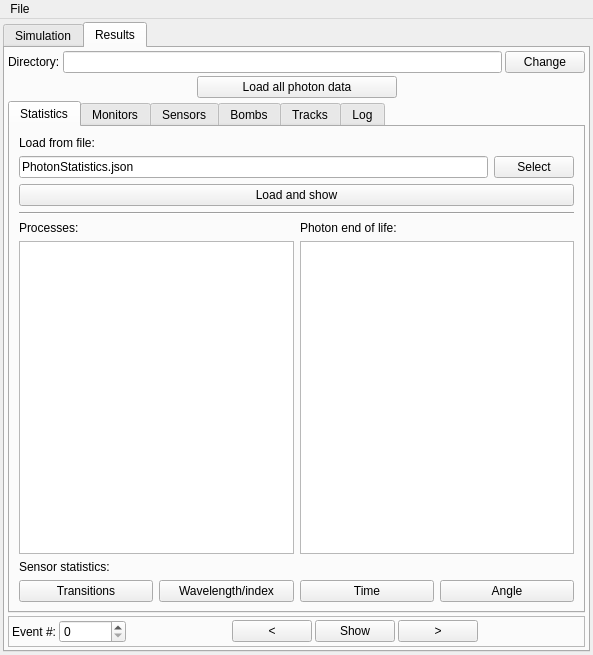
Old version of the form ants3bundle/src/ants3/gui/photsim/aphotsimwin.ui in the repository andrmor/ANTS3bundle.
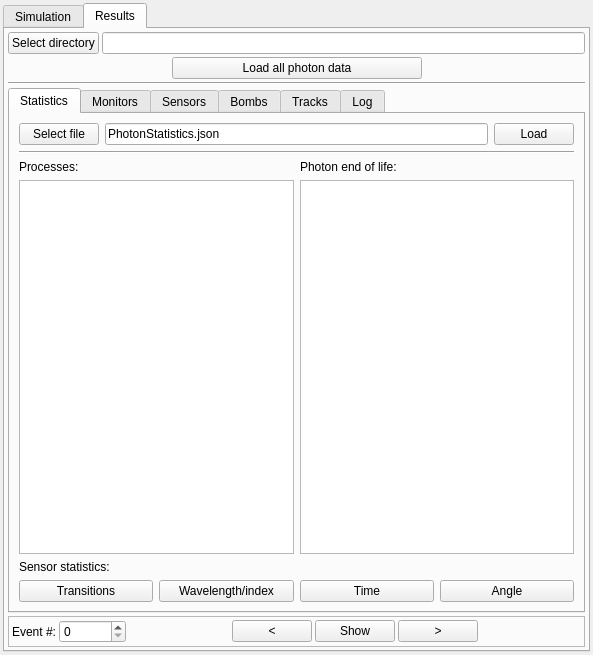
New version of the form. The open tabs and pages were chosen to show the change.

```diff
--- a/ants3bundle/src/ants3/gui/photsim/aphotsimwin.ui
+++ b/ants3bundle/src/ants3/gui/photsim/aphotsimwin.ui
@@ -3545,23 +3545,16 @@
           <property name="topMargin">
            <number>0</number>
           </property>
-          <item>
-           <widget class="QLabel" name="label_25">
-            <property name="text">
-             <string>Directory:</string>
-            </property>
-           </widget>
-          </item>
-          <item>
-           <widget class="QLineEdit" name="leResultsWorkingDir"/>
-          </item>
           <item>
            <widget class="QPushButton" name="pbChangeWorkingDir">
             <property name="text">
-             <string>Change</string>
+             <string>Select directory</string>
             </property>
            </widget>
           </item>
+          <item>
+           <widget class="QLineEdit" name="leResultsWorkingDir"/>
+          </item>
          </layout>
         </item>
         <item>
@@ -3586,7 +3579,7 @@
            <widget class="QPushButton" name="pbLoadAllResults">
             <property name="minimumSize">
              <size>
-              <width>200</width>
+              <width>250</width>
               <height>0</height>
              </size>
             </property>
@@ -3613,6 +3606,13 @@
           </item>
          </layout>
         </item>
+        <item>
+         <widget class="Line" name="line_3">
+          <property name="orientation">
+           <enum>Qt::Orientation::Horizontal</enum>
+          </property>
+         </widget>
+        </item>
         <item>
          <widget class="QTabWidget" name="tbwResults">
           <property name="currentIndex">
@@ -3623,15 +3623,15 @@
             <string>Statistics</string>
            </attribute>
            <layout class="QVBoxLayout" name="verticalLayout_15">
-            <item>
-             <widget class="QLabel" name="label_5">
-              <property name="text">
-               <string>Load from file:</string>
-              </property>
-             </widget>
-            </item>
             <item>
              <layout class="QHBoxLayout" name="horizontalLayout_9">
+              <item>
+               <widget class="QPushButton" name="pbSelectStatisticsFile">
+                <property name="text">
+                 <string>Select file</string>
+                </property>
+               </widget>
+              </item>
               <item>
                <widget class="QLineEdit" name="leStatisticsFile">
                 <property name="text">
@@ -3640,21 +3640,14 @@
                </widget>
               </item>
               <item>
-               <widget class="QPushButton" name="pbSelectStatisticsFile">
+               <widget class="QPushButton" name="pbLoadAndShowStatistics">
                 <property name="text">
-                 <string>Select</string>
+                 <string>Load</string>
                 </property>
                </widget>
               </item>
              </layout>
             </item>
-            <item>
-             <widget class="QPushButton" name="pbLoadAndShowStatistics">
-              <property name="text">
-               <string>Load and show</string>
-              </property>
-             </widget>
-            </item>
             <item>
              <widget class="Line" name="line">
               <property name="orientation">
@@ -4817,22 +4810,6 @@
     </item>
    </layout>
   </widget>
-  <widget class="QMenuBar" name="menubar">
-   <property name="geometry">
-    <rect>
-     <x>0</x>
-     <y>0</y>
-     <width>593</width>
-     <height>21</height>
-    </rect>
-   </property>
-   <widget class="QMenu" name="menuFile">
-    <property name="title">
-     <string>File</string>
-    </property>
-   </widget>
-   <addaction name="menuFile"/>
-  </widget>
  </widget>
  <resources/>
  <connections>
```
Left out of the diff: 97 changed lines with no effect on the pictures.
